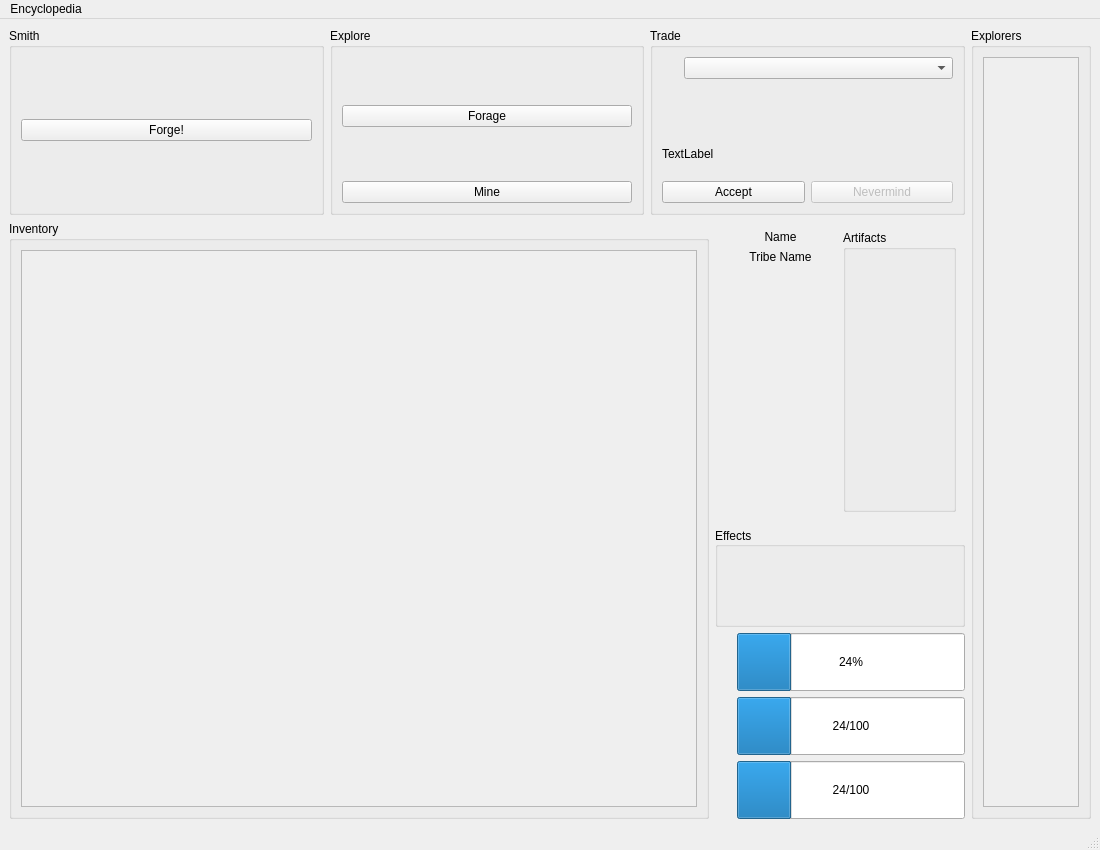
First picture: the form in assets/ui/main.ui, repository pierce-smith1/aor, before the edit.
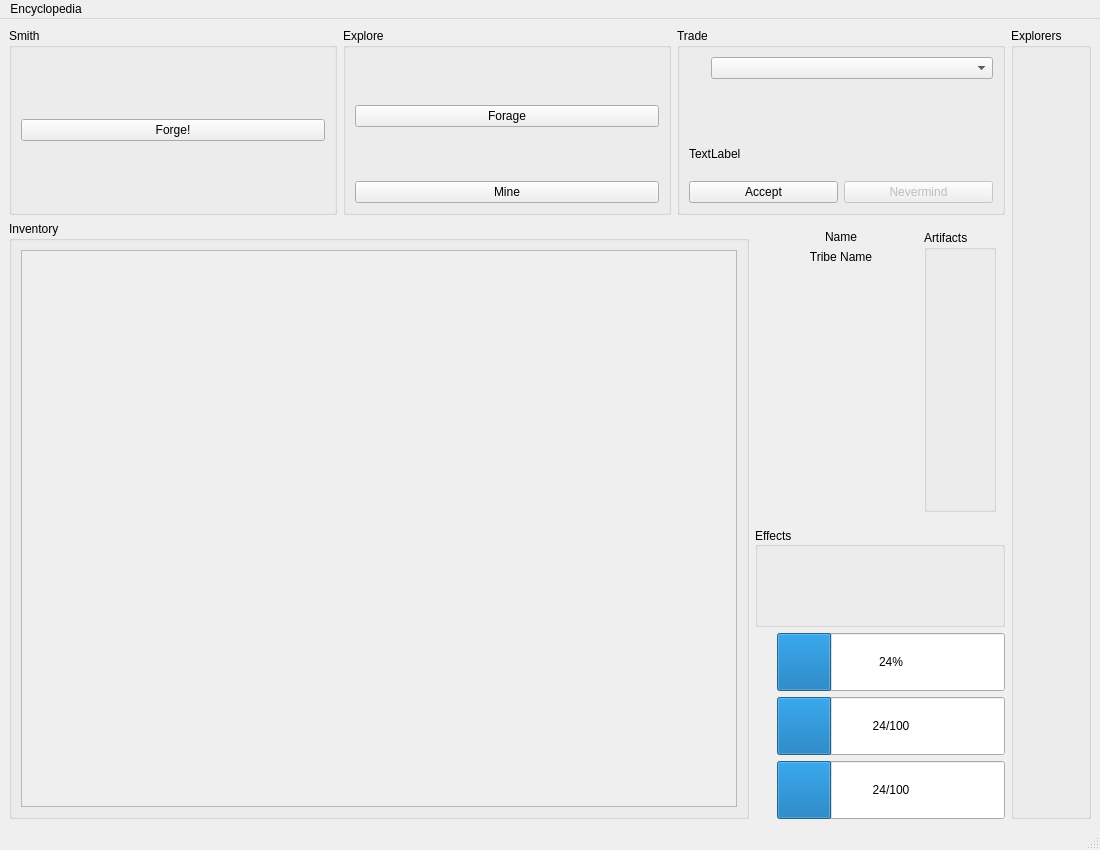
Second picture: the form after the edit. Icons and pictures are not drawn.

```diff
--- a/assets/ui/main.ui
+++ b/assets/ui/main.ui
@@ -88,6 +88,12 @@
        </item>
        <item row="1" column="1" rowspan="3">
         <widget class="QGroupBox" name="artifact_box">
+         <property name="sizePolicy">
+          <sizepolicy hsizetype="Fixed" vsizetype="Preferred">
+           <horstretch>0</horstretch>
+           <verstretch>0</verstretch>
+          </sizepolicy>
+         </property>
          <property name="title">
           <string>Artifacts</string>
          </property>
@@ -148,7 +154,7 @@
            <rect>
             <x>0</x>
             <y>0</y>
-            <width>686</width>
+            <width>733</width>
             <height>549</height>
            </rect>
           </property>
@@ -160,42 +166,23 @@
      </widget>
     </item>
     <item row="0" column="3" rowspan="4">
-     <widget class="QGroupBox" name="explorers_box">
+     <widget class="QGroupBox" name="explorer_slots">
+      <property name="sizePolicy">
+       <sizepolicy hsizetype="Fixed" vsizetype="Preferred">
+        <horstretch>0</horstretch>
+        <verstretch>0</verstretch>
+       </sizepolicy>
+      </property>
       <property name="maximumSize">
        <size>
-        <width>120</width>
+        <width>16777215</width>
         <height>16777215</height>
        </size>
       </property>
       <property name="title">
        <string>Explorers</string>
       </property>
-      <layout class="QHBoxLayout" name="horizontalLayout_2">
-       <item>
-        <widget class="QScrollArea" name="explorer_scroll">
-         <property name="verticalScrollBarPolicy">
-          <enum>Qt::ScrollBarAlwaysOff</enum>
-         </property>
-         <property name="horizontalScrollBarPolicy">
-          <enum>Qt::ScrollBarAlwaysOff</enum>
-         </property>
-         <property name="widgetResizable">
-          <bool>true</bool>
-         </property>
-         <widget class="QWidget" name="explorer_slots">
-          <property name="geometry">
-           <rect>
-            <x>0</x>
-            <y>0</y>
-            <width>100</width>
-            <height>739</height>
-           </rect>
-          </property>
-          <layout class="QVBoxLayout" name="verticalLayout"/>
-         </widget>
-        </widget>
-       </item>
-      </layout>
+      <layout class="QVBoxLayout" name="verticalLayout"/>
      </widget>
     </item>
     <item row="3" column="2">
```
